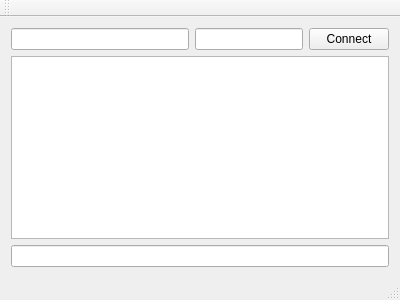
This is mainwindow.ui in rriemann/privacy-amplification as Qt 5 draws it before an edit. The edited form follows.
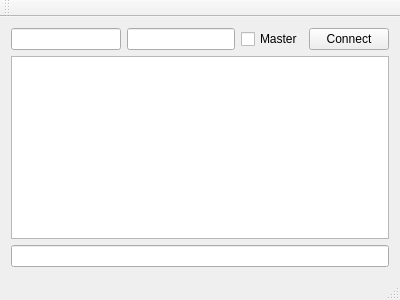
This is the edited form.

Patch:
```diff
--- a/mainwindow.ui
+++ b/mainwindow.ui
@@ -30,6 +30,13 @@
         </property>
        </widget>
       </item>
+      <item>
+       <widget class="QCheckBox" name="checkBoxMaster">
+        <property name="text">
+         <string>Master</string>
+        </property>
+       </widget>
+      </item>
       <item>
        <widget class="QPushButton" name="pushButtonConnect">
         <property name="text">
```
